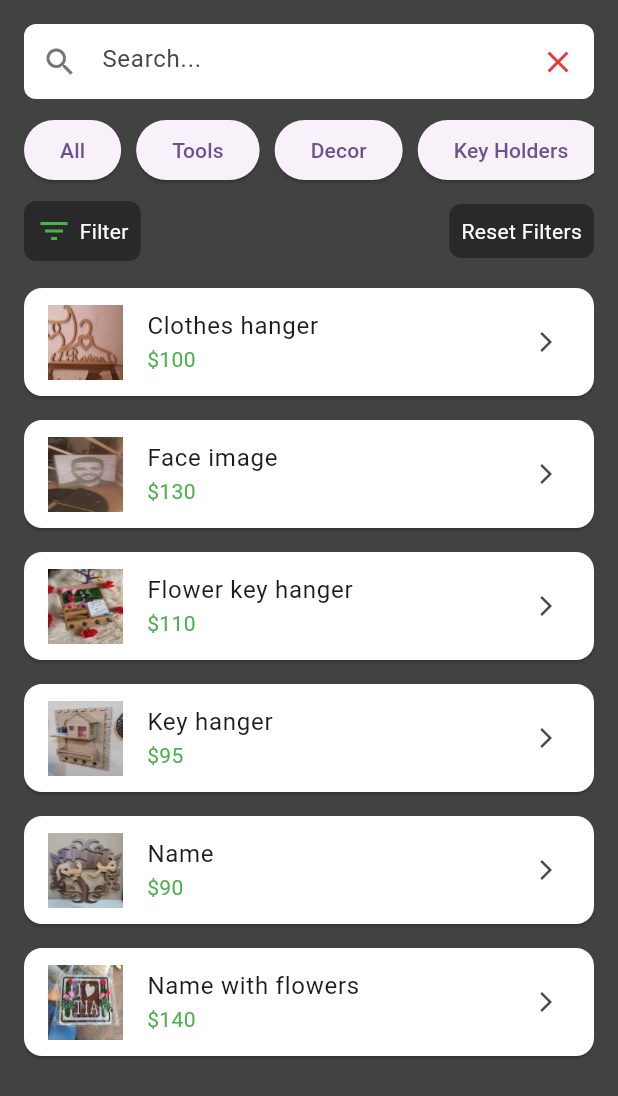
After one commit to wael-saif23/some-logic, a Flutter app: the SearchPage screen opened directly, on a phone screen of 412 x 824 dp. The commit adds this screen. Shown: the top 1096 px of the screen. Run offline on Flutter 3.47's test engine with Material 3 defaults, Android fonts, the phone set to English and light mode, and no system bars; our stand-ins replace file_picker, image_picker, video_player; missing offline and left inert: syncfusion_flutter_pdfviewer.

Commit message:
Add search functionality and product filtering to SearchPage
- Implemented a search bar to filter products by title.
- Added category filter buttons for product categories.
- Included a popup menu for sorting products by name and price.
- Created a reset filters option to restore the original product list.
- Enhanced UI with improved layout and styling for better user experience.

```diff
--- a/lib/core/layout/main_shell.dart
+++ b/lib/core/layout/main_shell.dart
@@ -3,6 +3,7 @@ import 'package:some_logic/views/one/%D9%8DSingle_selections.dart';
 import 'package:some_logic/views/one/image_selection.dart';
 import 'package:some_logic/views/one/multi_selections.dart';
 import 'package:some_logic/views/one/toggle_selections.dart';
+import 'package:some_logic/views/three/search_page.dart';
 import 'package:some_logic/views/two/upload_files.dart';
 import 'package:some_logic/views/two/upload_image.dart';
 import 'package:some_logic/views/two/upload_multi_images.dart';
@@ -27,6 +28,9 @@ class _MainShellState extends State<MainShell> {
     UploadMultiImages(),
     UploadVideo(),
     UploadFiles(),
+  SearchPage(),
+
+
   ];
 
   int _currentIndex = 0;
--- a/lib/core/models/product_model.dart
+++ b/lib/core/models/product_model.dart
@@ -2,6 +2,14 @@ class ProductModel {
   final String id;
   final String title;
   final String image;
+   num? price;
+  final String? category;
 
-  ProductModel({required this.id, required this.title, required this.image});
+  ProductModel({
+    required this.id,
+    required this.title,
+    required this.image,
+    this.price,
+    this.category,
+  });
 }
--- /dev/null
+++ b/lib/views/three/search_page.dart
@@ -0,0 +1,317 @@
+import 'package:flutter/material.dart';
+import 'package:some_logic/core/models/product_model.dart';
+
+class SearchPage extends StatefulWidget {
+  const SearchPage({super.key});
+
+  @override
+  State<SearchPage> createState() => _SearchPageState();
+}
+
+class _SearchPageState extends State<SearchPage> {
+  List<ProductModel> products = [
+    ProductModel(
+      id: "1",
+      title: "Clothes hanger",
+      image: "assets/carvel_products/Clothes_hanger.jpg",
+      price: 100,
+      category: "Tools",
+    ),
+    ProductModel(
+      id: "2",
+      title: "Face image",
+      image: "assets/carvel_products/Face_image.jpg",
+      price: 130,
+      category: "Decor",
+    ),
+    ProductModel(
+      id: "3",
+      title: "Flower key hanger",
+      image: "assets/carvel_products/Flower_key_hanger.jpg",
+      price: 110,
+      category: "Key Holders",
+    ),
+    ProductModel(
+      id: "4",
+      title: "Key hanger",
+      image: "assets/carvel_products/Key_hanger.jpg",
+      price: 95,
+      category: "Key Holders",
+    ),
+    ProductModel(
+      id: "5",
+      title: "Name",
+      image: "assets/carvel_products/name.jpg",
+      price: 90,
+      category: "Decor",
+    ),
+    ProductModel(
+      id: "6",
+      title: "Name with flowers",
+      image: "assets/carvel_products/Name_with_flowers.jpg",
+      price: 140,
+      category: "Decor",
+    ),
+    ProductModel(
+      id: "7",
+      title: "Prayer corner",
+      image: "assets/carvel_products/Prayer_corner.jpg",
+      price: 160,
+      category: "Religious",
+    ),
+    ProductModel(
+      id: "8",
+      title: "Wooden bindings",
+      image: "assets/carvel_products/Wooden_bindings.jpg",
+      price: 125,
+      category: "Accessories",
+    ),
+    ProductModel(
+      id: "9",
+      title: "Wooden leaf",
+      image: "assets/carvel_products/Wooden_leaf.jpg",
+      price: 105,
+      category: "Decor",
+    ),
+  ];
+  List<ProductModel> filteredProducts = [];
+  TextEditingController searchController = TextEditingController();
+  @override
+  void initState() {
+    filteredProducts = List<ProductModel>.from(products);
+    super.initState();
+  }
+
+  void filterProducts(String query) {
+    setState(() {
+      if (query.isEmpty) {
+        filteredProducts = products;
+      } else {
+        filteredProducts =
+            products.where((product) {
+              return product.title.toLowerCase().contains(query.toLowerCase());
+            }).toList();
+      }
+    });
+  }
+
+  @override
+  Widget build(BuildContext context) {
+    return GestureDetector(
+      onTap: () {
+        FocusScope.of(context).unfocus();
+      },
+      child: Scaffold(
+        backgroundColor: Colors.grey[800],
+        body: SafeArea(
+          child: Padding(
+            padding: const EdgeInsets.all(16),
+            child: Column(
+              children: [
+                SizedBox(
+                  height: 50,
+                  width: double.infinity,
+                  // Search bar
+                  child: TextField(
+                    controller: searchController,
+                    onChanged: filterProducts,
+                    decoration: InputDecoration(
+                      hintText: 'Search...',
+                      filled: true,
+                      fillColor: Colors.white,
+                      border: OutlineInputBorder(
+                        borderRadius: BorderRadius.circular(8),
+                        borderSide: BorderSide.none,
+                      ),
+                      prefixIcon: Icon(Icons.search, color: Colors.grey[600]),
+                      // Clear button
+                      suffixIcon: IconButton(
+                        icon: Icon(Icons.clear, color: Colors.red[600]),
+                        onPressed: () {
+                          setState(() {
+                            filteredProducts = products;
+                            searchController.clear();
+                          });
+                        },
+                      ),
+                    ),
+                  ),
+                ),
+                SizedBox(height: 10),
+                // Category filter buttons
+                SingleChildScrollView(
+                  scrollDirection: Axis.horizontal,
+                  child: Row(
+                    spacing: 10,
+                    children: [
+                      categoryButton(category: "All"),
+                      categoryButton(category: "Tools"),
+                      categoryButton(category: "Decor"),
+                      categoryButton(category: "Key Holders"),
+                      categoryButton(category: "Religious"),
+                      categoryButton(category: "Accessories"),
+                    ],
+                  ),
+                ),
+                SizedBox(height: 10),
+                Row(
+                  children: [
+                    // popup filter
+                    PopupMenuButton(
+                      color: Colors.white,
+                      child: Container(
+                        padding: EdgeInsets.all(8),
+                        decoration: BoxDecoration(
+                          color: Colors.black38,
+                          borderRadius: BorderRadius.circular(8),
+                        ),
+                        child: Row(
+                          children: [
+                            Icon(Icons.filter_list, color: Colors.green),
+                            SizedBox(width: 5),
+                            Text(
+                              'Filter',
+                              style: TextStyle(color: Colors.white),
+                            ),
+                          ],
+                        ),
+                      ),
+                      itemBuilder: (context) {
+                        return [
+                          // filter by name
+                          PopupMenuItem(
+                            child: Row(
+                              children: [
+                                Icon(Icons.sort_by_alpha, color: Colors.green),
+                                SizedBox(width: 5),
+                                Text(
+                                  'Filter by Name',
+                                  style: TextStyle(color: Colors.black87),
+                                ),
+                              ],
+                            ),
+                            onTap: () {
+                              setState(() {
+                                if (filteredProducts.isEmpty) return;
+                                if (filteredProducts.length < 2) return;
+                                filteredProducts.sort((a, b) {
+                                  return a.title.compareTo(b.title);
+                                });
+                              });
+                            },
+                          ),
+                          // filter by price
+                          PopupMenuItem(
+                            child: Row(
+                              children: [
+                                Icon(Icons.price_change, color: Colors.green),
+                                SizedBox(width: 5),
+                                Text(
+                                  'Filter by Price',
+                                  style: TextStyle(color: Colors.black87),
+                                ),
+                              ],
+                            ),
+                            onTap: () {
+                              setState(() {
+                                if (filteredProducts.isEmpty) return;
+                                if (filteredProducts.length < 2) return;
+                                filteredProducts.sort((a, b) {
+                                  a.price ??= 0;
+                                  b.price ??= 0;
+                                  return a.price!.compareTo(b.price!);
+                                });
+                              });
+                            },
+                          ),
+                        ];
+                      },
+                    ),
+                    Spacer(),
+                    // Reset filters
+                    GestureDetector(
+                      onTap: () {
+                        setState(() {
+                          filteredProducts = List<ProductModel>.from(products);
+                        });
+                      },
+                      child: Container(
+                        padding: EdgeInsets.all(8),
+                        decoration: BoxDecoration(
+                          color: Colors.black38,
+                          borderRadius: BorderRadius.circular(8),
+                        ),
+                        child: Row(
+                          children: [
+                            Text(
+                              'Reset Filters',
+                              style: TextStyle(color: Colors.white),
+                            ),
+                          ],
+                        ),
+                      ),
+                    ),
+                  ],
+                ),
+                SizedBox(height: 10),
+                // Displaying filtered products
+                SizedBox(
+                  height: MediaQuery.of(context).size.height * 0.65,
+                  child: ListView.builder(
+                    physics: BouncingScrollPhysics(),
+                    itemCount: filteredProducts.length,
+                    itemBuilder: (context, index) {
+                      final product = filteredProducts[index];
+                      return Card(
+                        color: Colors.white,
+                        margin: EdgeInsets.symmetric(vertical: 8),
+                        child: ListTile(
+                          leading: Image.asset(
+                            product.image,
+                            fit: BoxFit.fill,
+                            width: 50,
+                            height: 50,
+                          ),
+                          title: Text(
+                            product.title,
+                            style: TextStyle(fontSize: 16),
+                          ),
+                          subtitle: Text(
+                            '\$${product.price}',
+                            style: TextStyle(color: Colors.green),
+                          ),
+                          trailing: Icon(Icons.arrow_forward_ios, size: 16),
+                          onTap: () {
+                            // Navigate to product details
+                          },
+                        ),
+                      );
+                    },
+                  ),
+                ),
+              ],
+            ),
+          ),
+        ),
+      ),
+    );
+  }
+
+  ElevatedButton categoryButton({required String category}) {
+    return ElevatedButton(
+      onPressed: () {
+        setState(() {
+          if (category == "All") {
+            filteredProducts = products;
+            return;
+          }
+          filteredProducts =
+              products
+                  .where((product) => product.category == category)
+                  .toList();
+        });
+      },
+      child: Text(category),
+    );
+  }
+}
--- a/pubspec.yaml
+++ b/pubspec.yaml
@@ -54,6 +54,7 @@ flutter:
   # To add assets to your application, add an assets section, like this:
   assets:
     - assets/carvel/
+    - assets/carvel_products/
   # An image asset can refer to one or more resolution-specific "variants", see
   # https://flutter.dev/to/resolution-aware-images
   # For details regarding adding assets from package dependencies, see
```
Also changed, not shown: assets/carvel_products/Clothes_hanger.jpg (added), assets/carvel_products/Face_image.jpg (added), assets/carvel_products/Flower_key_hanger.jpg (added), assets/carvel_products/Key_hanger.jpg (added), assets/carvel_products/Name_with_flowers.jpg (added), assets/carvel_products/Prayer_corner.jpg (added), assets/carvel_products/Wooden_bindings.jpg (added), assets/carvel_products/Wooden_leaf.jpg (added), assets/carvel_products/name.jpg (added).
